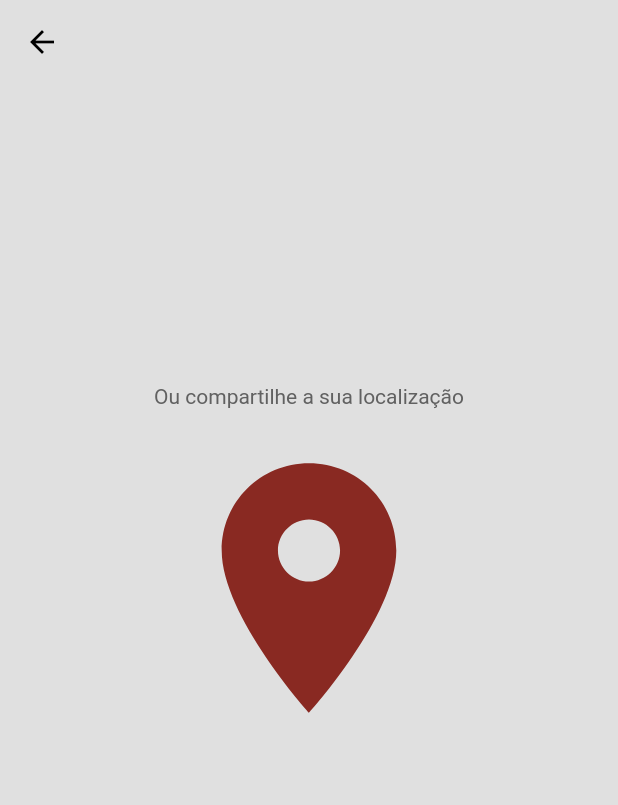
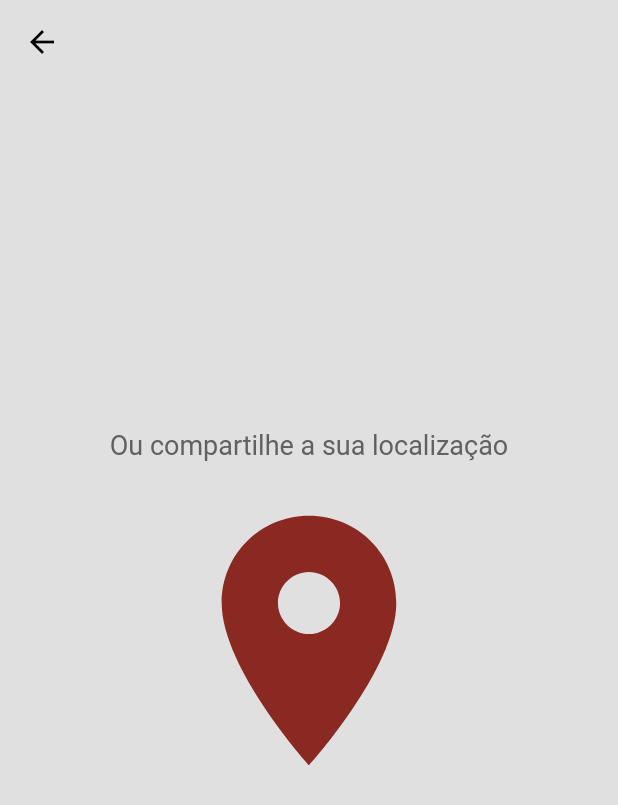
Before and after one commit to tabatasaantos/SOSFlood, a Flutter app: the FormSOSPage screen opened directly, on a phone screen of 412 x 824 dp. Shown: the top 805 px of the screen. Run offline on Flutter 3.47's test engine with Material 2 defaults, Android fonts, the light colour scheme and no system bars; our stand-ins replace cloud_firestore, geolocator, get, google_maps_flutter; missing offline and left inert: geoflutterfire; accounts and stored records are empty.

Commit message:
update layout forms

```diff
--- a/lib/presentation/pages/form_sos_page.dart
+++ b/lib/presentation/pages/form_sos_page.dart
@@ -30,14 +30,14 @@ class _FormSOSPageState extends State<FormSOSPage> {
           child: Column(
             mainAxisAlignment: MainAxisAlignment.center,
             children: [
-              const SizedBox(height: 200),
+              const SizedBox(height: 230),
               Padding(
                 padding: const EdgeInsets.symmetric(
                   horizontal: 10.0,
                 ),
                 child: Text(
                   'Ou compartilhe a sua localização',
-                  style: TextStyle(color: Colors.grey[700]),
+                  style: TextStyle(color: Colors.grey[700], fontSize: 18),
                 ),
               ),
               const SizedBox(height: 20),
```
